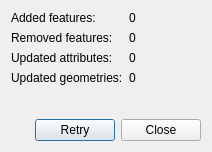
First picture: the form in src/nextgis_connect/detached_editing/detached_layer_status_dialog_base.ui, repository nextgis/nextgis_connect, before the edit.
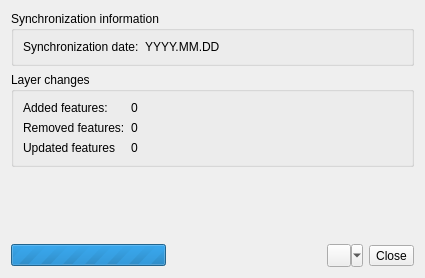
Second picture: the form after the edit.

Patch:
```diff
--- a/src/nextgis_connect/detached_editing/detached_layer_status_dialog_base.ui
+++ b/src/nextgis_connect/detached_editing/detached_layer_status_dialog_base.ui
@@ -6,8 +6,8 @@
    <rect>
     <x>0</x>
     <y>0</y>
-    <width>212</width>
-    <height>152</height>
+    <width>425</width>
+    <height>278</height>
    </rect>
   </property>
   <property name="windowTitle">
@@ -15,6 +15,60 @@
   </property>
   <layout class="QVBoxLayout" name="verticalLayout_2">
    <item>
+    <widget class="QGroupBox" name="groupBox_3">
+     <property name="title">
+      <string>Synchronization information</string>
+     </property>
+     <layout class="QFormLayout" name="formLayout_3">
+      <item row="0" column="0">
+       <widget class="QLabel" name="label_2">
+        <property name="text">
+         <string>Synchronization date:</string>
+        </property>
+       </widget>
+      </item>
+      <item row="0" column="1">
+       <widget class="QLabel" name="latestUpdateLabel">
+        <property name="text">
+         <string>YYYY.MM.DD</string>
+        </property>
+       </widget>
+      </item>
+     </layout>
+    </widget>
+   </item>
+   <item>
+    <widget class="QStackedWidget" name="stackedWidget">
+     <property name="sizePolicy">
+      <sizepolicy hsizetype="Preferred" vsizetype="Maximum">
+       <horstretch>0</horstretch>
+       <verstretch>0</verstretch>
+      </sizepolicy>
+     </property>
+     <property name="currentIndex">
+      <number>0</number>
+     </property>
+     <widget class="QWidget" name="changesPage">
+      <layout class="QVBoxLayout" name="verticalLayout">
+       <property name="leftMargin">
+        <number>0</number>
+       </property>
+       <property name="topMargin">
+        <number>0</number>
+       </property>
+       <property name="rightMargin">
+        <number>0</number>
+       </property>
+       <property name="bottomMargin">
+        <number>0</number>
+       </property>
+       <item>
+        <widget class="QGroupBox" name="groupBox">
+         <property name="title">
+          <string>Layer changes</string>
+         </property>
+         <layout class="QVBoxLayout" name="verticalLayout_3">
+          <item>
     <layout class="QFormLayout" name="formLayout">
      <item row="0" column="0">
       <widget class="QLabel" name="label">
@@ -47,7 +101,7 @@
      <item row="2" column="0">
       <widget class="QLabel" name="label_5">
        <property name="text">
-        <string>Updated attributes:</string>
+               <string>Updated features</string>
        </property>
       </widget>
      </item>
@@ -58,27 +112,55 @@
        </property>
       </widget>
      </item>
-     <item row="3" column="0">
-      <widget class="QLabel" name="label_7">
-       <property name="text">
-        <string>Updated geometries:</string>
-       </property>
-      </widget>
-     </item>
-     <item row="3" column="1">
-      <widget class="QLabel" name="updatedGeometriesLabel">
+           </layout>
+          </item>
+         </layout>
+        </widget>
+       </item>
+      </layout>
+     </widget>
+     <widget class="QWidget" name="errorPage">
+      <layout class="QVBoxLayout" name="verticalLayout_4">
+       <property name="leftMargin">
+        <number>0</number>
+       </property>
+       <property name="topMargin">
+        <number>0</number>
+       </property>
+       <property name="rightMargin">
+        <number>0</number>
+       </property>
+       <property name="bottomMargin">
+        <number>0</number>
+       </property>
+       <item>
+        <widget class="QGroupBox" name="groupBox_2">
+         <property name="title">
+          <string>Layer status</string>
+         </property>
+         <layout class="QVBoxLayout" name="verticalLayout_5">
+          <item>
+           <widget class="QLabel" name="statusLabel">
        <property name="text">
-        <string>0</string>
+             <string/>
        </property>
       </widget>
      </item>
     </layout>
+        </widget>
+       </item>
+      </layout>
+     </widget>
+    </widget>
    </item>
    <item>
     <spacer name="verticalSpacer">
      <property name="orientation">
       <enum>Qt::Vertical</enum>
      </property>
+     <property name="sizeType">
+      <enum>QSizePolicy::Expanding</enum>
+     </property>
      <property name="sizeHint" stdset="0">
       <size>
        <width>20</width>
@@ -90,12 +172,51 @@
    <item>
     <layout class="QHBoxLayout" name="horizontalLayout">
      <item>
-      <widget class="QDialogButtonBox" name="buttonBox">
-       <property name="standardButtons">
-        <set>QDialogButtonBox::Close|QDialogButtonBox::Retry</set>
+      <widget class="QProgressBar" name="progressBar">
+       <property name="minimum">
+        <number>0</number>
        </property>
-       <property name="centerButtons">
-        <bool>false</bool>
+       <property name="maximum">
+        <number>0</number>
+       </property>
+       <property name="value">
+        <number>-1</number>
+       </property>
+      </widget>
+     </item>
+     <item>
+      <spacer name="horizontalSpacer">
+       <property name="orientation">
+        <enum>Qt::Horizontal</enum>
+       </property>
+       <property name="sizeHint" stdset="0">
+        <size>
+         <width>40</width>
+         <height>20</height>
+        </size>
+       </property>
+      </spacer>
+     </item>
+     <item>
+      <widget class="QToolButton" name="syncButton">
+       <property name="text">
+        <string/>
+       </property>
+       <property name="popupMode">
+        <enum>QToolButton::MenuButtonPopup</enum>
+       </property>
+       <property name="toolButtonStyle">
+        <enum>Qt::ToolButtonTextBesideIcon</enum>
+       </property>
+      </widget>
+     </item>
+     <item>
+      <widget class="QToolButton" name="closeButton">
+       <property name="text">
+        <string>Close</string>
+       </property>
+       <property name="toolButtonStyle">
+        <enum>Qt::ToolButtonTextBesideIcon</enum>
        </property>
       </widget>
      </item>
```
Left out of the diff: 4 changed lines with no effect on the pictures. Lines whose indentation alone changed are shown as unchanged.
